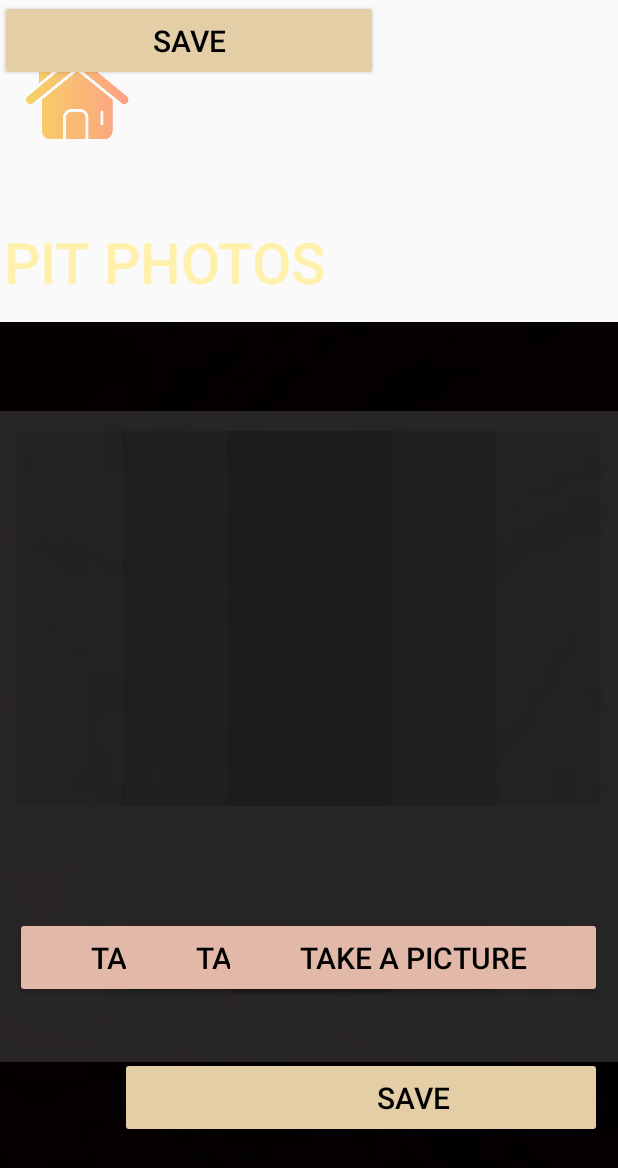
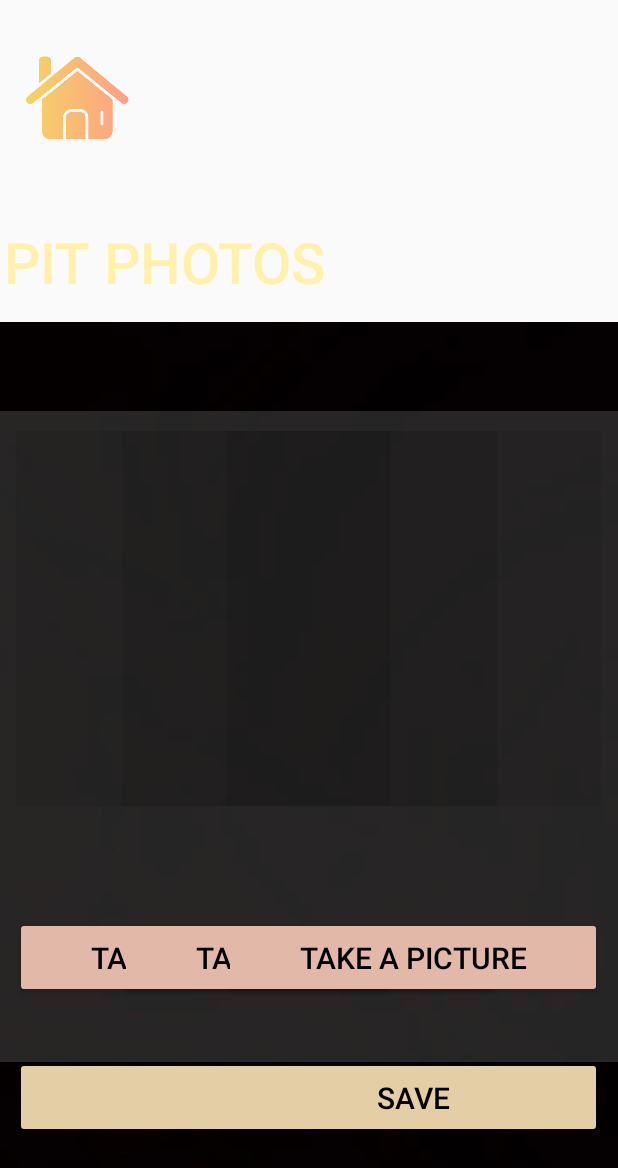
Before and after one commit to CrevolutionRoboticsProgramming/PitScoutingApp2023, an Android app: the PictureScreen screen opened directly, with no data from a screen before it, on a phone screen of 412 x 824 dp. Shown: the top 1168 px of the screen. Run offline under Robolectric (Android 15) with nearby library versions, the phone set to English and light mode, and no system bars.

Commit message:
creating variables for all elements

```diff
--- a/app/src/main/java/com/example/pitscouting2023_legacysupport/PictureScreen.java
+++ b/app/src/main/java/com/example/pitscouting2023_legacysupport/PictureScreen.java
@@ -2,14 +2,15 @@ package com.example.pitscouting2023_legacysupport;
 
 import android.content.Intent;
 import android.graphics.Bitmap;
-import android.media.Image;
 import android.os.Environment;
 import android.provider.MediaStore;
 import android.support.v7.app.AppCompatActivity;
 import android.os.Bundle;
 import android.view.View;
 import android.widget.Button;
+import android.widget.ImageButton;
 import android.widget.ImageView;
+import android.widget.TextView;
 
 import java.io.File;
 import java.io.FileOutputStream;
@@ -17,8 +18,12 @@ import java.io.IOException;
 import java.io.OutputStream;
 
 public class PictureScreen extends AppCompatActivity {
+
+    ImageButton questionsBtn4, techspecsBtn4, commentsBtn4, picturesBtn4;
     Button frontCaptureBtn, backCaptureBtn, sideCaptureBtn, frontSaveBtn, backSaveBtn, sideSaveBtn;
-    ImageView frontImageView, backImageView, sideImageView;
+    TextView questionsTitleTxt4, techspecsTitleTxt4, commentstitleTxt4, picturesTitleTxt4, inputBack4;
+    ImageView background4, home4, frontImageView, backImageView, sideImageView;
+
     private static final int front_pic_id = 100;
     private static final int back_pic_id = 101;
     private static final int side_pic_id = 102;
@@ -34,6 +39,11 @@ public class PictureScreen extends AppCompatActivity {
             getSupportActionBar().hide();
         }
 
+        questionsBtn4 = findViewById(R.id.questionsUnclicked4);
+        techspecsBtn4 = findViewById(R.id.techspecsUnclicked4);
+        commentsBtn4 = findViewById(R.id.commentsUnclicked4);
+        picturesBtn4 = findViewById(R.id.picturesClicked4);
+
         frontCaptureBtn = findViewById(R.id.captureFrontBtn);
         backCaptureBtn = findViewById(R.id.captureBackBtn);
         sideCaptureBtn = findViewById(R.id.captureSideBtn);
@@ -41,9 +51,43 @@ public class PictureScreen extends AppCompatActivity {
         backSaveBtn = findViewById(R.id.saveBackPicBtn);
         sideSaveBtn = findViewById(R.id.saveSidePicBtn);
 
+        questionsTitleTxt4 = findViewById(R.id.questionsTitleText4);
+        techspecsTitleTxt4 = findViewById(R.id.techspecsTitleText4);
+        commentstitleTxt4 = findViewById(R.id.commentsTitleText4);
+        picturesTitleTxt4 = findViewById(R.id.picturesTitleText4);
+        inputBack4 = findViewById(R.id.picturesInputBack);
+
+        background4 = findViewById(R.id.picturesBackground);
+        home4 = findViewById(R.id.picturesHome);
         frontImageView = findViewById(R.id.frontPic);
         backImageView = findViewById(R.id.backPic);
         sideImageView = findViewById(R.id.sidePic);
+
+
+        questionsBtn4.setOnClickListener(new View.OnClickListener() {
+            @Override
+            public void onClick(View view) {
+                Intent intent  = new Intent(PictureScreen.this, Questions.class);
+                startActivity(intent);
+            }
+        });
+
+        techspecsBtn4.setOnClickListener(new View.OnClickListener() {
+            @Override
+            public void onClick(View view) {
+                Intent intent  = new Intent(PictureScreen.this, TechSpecs.class);
+                startActivity(intent);
+            }
+        });
+
+        commentsBtn4.setOnClickListener(new View.OnClickListener() {
+            @Override
+            public void onClick(View view) {
+                Intent intent  = new Intent(PictureScreen.this, Comments.class);
+                startActivity(intent);
+            }
+        });
+
 
         frontCaptureBtn.setOnClickListener(new View.OnClickListener() {
             @Override
--- a/app/src/main/res/layout/activity_picture_screen.xml
+++ b/app/src/main/res/layout/activity_picture_screen.xml
@@ -199,7 +199,7 @@
         app:layout_constraintVertical_bias="0.194" />
 
     <TextView
-        android:id="@+id/pictureHomeInputBack"
+        android:id="@+id/picturesInputBack"
         android:layout_width="1060dp"
         android:layout_height="434dp"
         android:layout_marginTop="157dp"
@@ -247,8 +247,12 @@
         android:text="save"
         android:textColor="#000000"
         android:textSize="20sp"
-        tools:layout_editor_absoluteX="50dp"
-        tools:layout_editor_absoluteY="500dp" />
+        app:layout_constraintBottom_toBottomOf="parent"
+        app:layout_constraintEnd_toEndOf="parent"
+        app:layout_constraintHorizontal_bias="0.064"
+        app:layout_constraintStart_toStartOf="parent"
+        app:layout_constraintTop_toTopOf="parent"
+        app:layout_constraintVertical_bias="0.915" />
 
     <ImageView
         android:id="@+id/backPic"
--- a/app/src/main/res/layout/activity_tech_specs.xml
+++ b/app/src/main/res/layout/activity_tech_specs.xml
@@ -77,7 +77,7 @@
         tools:ignore="SpeakableTextPresentCheck" />
 
     <ImageButton
-        android:id="@+id/commentsUnclicked3"
+        android:id="@+id/commentsUnclicked2"
         android:layout_width="257dp"
         android:layout_height="192dp"
         android:layout_marginStart="546dp"
```
Also changed, not shown: app/src/main/java/com/example/pitscouting2023_legacysupport/Comments.java (+59 -0 lines), app/src/main/java/com/example/pitscouting2023_legacysupport/Questions.java (+5 -8 lines), app/src/main/java/com/example/pitscouting2023_legacysupport/TechSpecs.java (+19 -0 lines).
